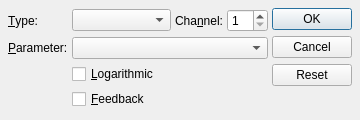
Before: the Qt Designer form src/qtractorMidiControlObserverForm.ui in rncbc/qtractor, drawn with Qt 5.
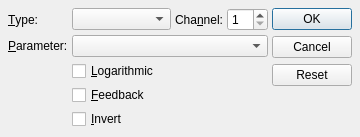
After: the same form once the commit is applied. Icons and pictures are not drawn.

Commit message: - MIDI controller mapping now with invert value   option, with an eye on cross-fading (TESTING).

Patch:
```diff
--- a/src/qtractorMidiControlObserverForm.ui
+++ b/src/qtractorMidiControlObserverForm.ui
@@ -125,6 +125,13 @@
        </property>
       </widget>
      </item>
+     <item row="4" column="1" colspan="2">
+      <widget class="QCheckBox" name="InvertCheckBox">
+       <property name="text">
+        <string>&amp;Invert</string>
+       </property>
+      </widget>
+     </item>
     </layout>
    </item>
    <item>
```
Left out of the diff: 1 changed line with no effect on the pictures. The commit also changes 8 other files.
